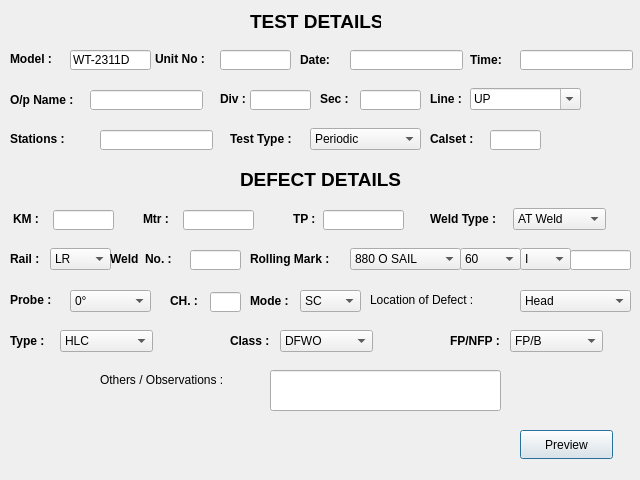
parashyd/WeldTester, file testdetails.ui: the form before one commit.
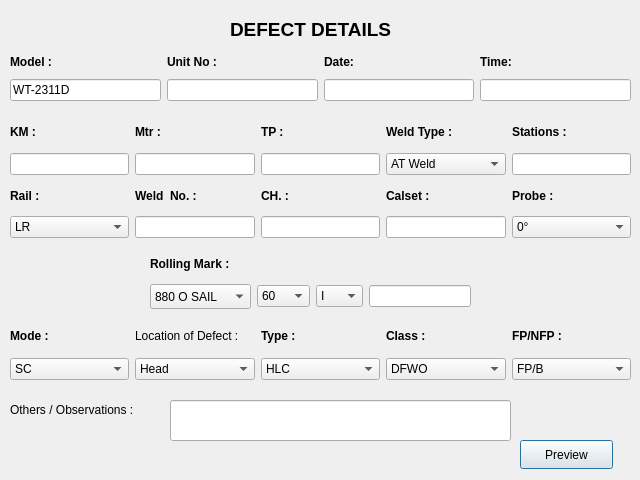
The form after the commit.

Diff of the .ui file:
```diff
--- a/testdetails.ui
+++ b/testdetails.ui
@@ -16,91 +16,11 @@
   <property name="acceptDrops">
    <bool>true</bool>
   </property>
-  <widget class="QLabel" name="label_OperatorName">
-   <property name="geometry">
-    <rect>
-     <x>10</x>
-     <y>90</y>
-     <width>81</width>
-     <height>20</height>
-    </rect>
-   </property>
-   <property name="font">
-    <font>
-     <bold>true</bold>
-    </font>
-   </property>
-   <property name="text">
-    <string>O/p Name :</string>
-   </property>
-  </widget>
-  <widget class="QLineEdit" name="lineEdit_OperatorName">
-   <property name="geometry">
-    <rect>
-     <x>90</x>
-     <y>90</y>
-     <width>113</width>
-     <height>20</height>
-    </rect>
-   </property>
-   <property name="cursor">
-    <cursorShape>IBeamCursor</cursorShape>
-   </property>
-   <property name="autoFillBackground">
-    <bool>true</bool>
-   </property>
-   <property name="text">
-    <string/>
-   </property>
-  </widget>
-  <widget class="QLabel" name="label_LocOfDefect">
-   <property name="geometry">
-    <rect>
-     <x>370</x>
-     <y>290</y>
-     <width>141</width>
-     <height>20</height>
-    </rect>
-   </property>
-   <property name="text">
-    <string>Location of Defect :</string>
-   </property>
-  </widget>
-  <widget class="QComboBox" name="comboBox_LocOfDefect">
-   <property name="geometry">
-    <rect>
-     <x>520</x>
-     <y>290</y>
-     <width>111</width>
-     <height>22</height>
-    </rect>
-   </property>
-   <item>
-    <property name="text">
-     <string>Head</string>
-    </property>
-   </item>
-   <item>
-    <property name="text">
-     <string>Web</string>
-    </property>
-   </item>
-   <item>
-    <property name="text">
-     <string>Flange</string>
-    </property>
-   </item>
-   <item>
-    <property name="text">
-     <string>Foot</string>
-    </property>
-   </item>
-  </widget>
   <widget class="QLabel" name="label_OthersObservations">
    <property name="geometry">
     <rect>
-     <x>100</x>
-     <y>370</y>
+     <x>10</x>
+     <y>400</y>
      <width>161</width>
      <height>20</height>
     </rect>
@@ -109,47 +29,11 @@
     <string>Others / Observations :</string>
    </property>
   </widget>
-  <widget class="QLabel" name="label_Date">
-   <property name="geometry">
-    <rect>
-     <x>300</x>
-     <y>50</y>
-     <width>41</width>
-     <height>20</height>
-    </rect>
-   </property>
-   <property name="font">
-    <font>
-     <bold>true</bold>
-    </font>
-   </property>
-   <property name="text">
-    <string>Date:</string>
-   </property>
-  </widget>
-  <widget class="QLabel" name="label_Probe">
-   <property name="geometry">
-    <rect>
-     <x>10</x>
-     <y>290</y>
-     <width>63</width>
-     <height>20</height>
-    </rect>
-   </property>
-   <property name="font">
-    <font>
-     <bold>true</bold>
-    </font>
-   </property>
-   <property name="text">
-    <string>Probe :</string>
-   </property>
-  </widget>
   <widget class="QPushButton" name="pushButton_Preview">
    <property name="geometry">
     <rect>
      <x>520</x>
-     <y>430</y>
+     <y>440</y>
      <width>93</width>
      <height>29</height>
     </rect>
@@ -158,101 +42,12 @@
     <string>Preview</string>
    </property>
   </widget>
-  <widget class="QComboBox" name="comboBox_Probe">
-   <property name="geometry">
-    <rect>
-     <x>70</x>
-     <y>290</y>
-     <width>81</width>
-     <height>22</height>
-    </rect>
-   </property>
-   <item>
-    <property name="text">
-     <string>0°</string>
-    </property>
-   </item>
-   <item>
-    <property name="text">
-     <string>17.5°</string>
-    </property>
-   </item>
-   <item>
-    <property name="text">
-     <string>37°</string>
-    </property>
-   </item>
-   <item>
-    <property name="text">
-     <string>45°</string>
-    </property>
-   </item>
-   <item>
-    <property name="text">
-     <string>70°</string>
-    </property>
-   </item>
-   <item>
-    <property name="text">
-     <string>2x70</string>
-    </property>
-   </item>
-   <item>
-    <property name="text">
-     <string>2x45</string>
-    </property>
-   </item>
-  </widget>
-  <widget class="QLabel" name="label_Time">
-   <property name="geometry">
-    <rect>
-     <x>470</x>
-     <y>50</y>
-     <width>41</width>
-     <height>20</height>
-    </rect>
-   </property>
-   <property name="font">
-    <font>
-     <bold>true</bold>
-    </font>
-   </property>
-   <property name="text">
-    <string>Time:</string>
-   </property>
-  </widget>
-  <widget class="QLineEdit" name="lineEdit_Date">
-   <property name="geometry">
-    <rect>
-     <x>350</x>
-     <y>50</y>
-     <width>113</width>
-     <height>20</height>
-    </rect>
-   </property>
-   <property name="text">
-    <string/>
-   </property>
-  </widget>
-  <widget class="QLineEdit" name="lineEdit_Time">
-   <property name="geometry">
-    <rect>
-     <x>520</x>
-     <y>50</y>
-     <width>113</width>
-     <height>20</height>
-    </rect>
-   </property>
-   <property name="text">
-    <string/>
-   </property>
-  </widget>
   <widget class="QLineEdit" name="lineEdit_OtherObservation">
    <property name="geometry">
     <rect>
-     <x>270</x>
-     <y>370</y>
-     <width>231</width>
+     <x>170</x>
+     <y>400</y>
+     <width>341</width>
      <height>41</height>
     </rect>
    </property>
@@ -263,12 +58,12 @@
     <string/>
    </property>
   </widget>
-  <widget class="QLabel" name="label_TESTDETAILS">
+  <widget class="QLabel" name="label_DefectDetails">
    <property name="geometry">
     <rect>
-     <x>250</x>
-     <y>12</y>
-     <width>131</width>
+     <x>230</x>
+     <y>20</y>
+     <width>161</width>
      <height>18</height>
     </rect>
    </property>
@@ -279,18 +74,40 @@
     </font>
    </property>
    <property name="text">
-    <string>TEST DETAILS</string>
+    <string>DEFECT DETAILS</string>
    </property>
   </widget>
+  <widget class="QWidget" name="gridLayoutWidget">
+   <property name="geometry">
+    <rect>
+     <x>10</x>
+     <y>50</y>
+     <width>621</width>
+     <height>51</height>
+    </rect>
+   </property>
+   <layout class="QGridLayout" name="gridLayout">
+    <item row="1" column="1">
+     <widget class="QLineEdit" name="lineEdit_UnitNo">
+      <property name="readOnly">
+       <bool>true</bool>
+      </property>
+     </widget>
+    </item>
+    <item row="0" column="0">
+     <widget class="QLabel" name="label_Model">
+      <property name="font">
+       <font>
+        <bold>true</bold>
+       </font>
+      </property>
+      <property name="text">
+       <string>Model :</string>
+      </property>
+     </widget>
+    </item>
+    <item row="0" column="1">
   <widget class="QLabel" name="label_UnitNO">
-   <property name="geometry">
-    <rect>
-     <x>155</x>
-     <y>50</y>
-     <width>66</width>
-     <height>18</height>
-    </rect>
-   </property>
    <property name="font">
     <font>
      <bold>true</bold>
@@ -300,28 +117,21 @@
     <string>Unit No :</string>
    </property>
   </widget>
-  <widget class="QLineEdit" name="lineEdit_UnitNo">
-   <property name="geometry">
-    <rect>
-     <x>220</x>
-     <y>50</y>
-     <width>71</width>
-     <height>20</height>
-    </rect>
-   </property>
-   <property name="readOnly">
-    <bool>true</bool>
-   </property>
-  </widget>
+    </item>
+    <item row="0" column="2">
+     <widget class="QLabel" name="label_Date">
+      <property name="font">
+       <font>
+        <bold>true</bold>
+       </font>
+      </property>
+      <property name="text">
+       <string>Date:</string>
+      </property>
+     </widget>
+    </item>
+    <item row="1" column="0">
   <widget class="QLineEdit" name="lineEdit_Model">
-   <property name="geometry">
-    <rect>
-     <x>70</x>
-     <y>50</y>
-     <width>81</width>
-     <height>20</height>
-    </rect>
-   </property>
    <property name="text">
     <string>WT-2311D</string>
    </property>
@@ -329,375 +139,72 @@
     <bool>true</bool>
    </property>
   </widget>
-  <widget class="QLabel" name="label_Model">
-   <property name="geometry">
-    <rect>
-     <x>10</x>
-     <y>50</y>
-     <width>55</width>
-     <height>18</height>
-    </rect>
-   </property>
-   <property name="font">
-    <font>
-     <bold>true</bold>
-    </font>
-   </property>
-   <property name="text">
-    <string>Model :</string>
-   </property>
-  </widget>
-  <widget class="QComboBox" name="comboBox_Line">
-   <property name="geometry">
-    <rect>
-     <x>470</x>
-     <y>88</y>
-     <width>111</width>
-     <height>22</height>
-    </rect>
-   </property>
-   <property name="editable">
-    <bool>true</bool>
-   </property>
-   <item>
-    <property name="text">
-     <string>UP</string>
-    </property>
-   </item>
-   <item>
+    </item>
+    <item row="1" column="2">
+     <widget class="QLineEdit" name="lineEdit_Date">
     <property name="text">
-     <string>DN</string>
-    </property>
-   </item>
-   <item>
-    <property name="text">
-     <string>SL</string>
-    </property>
-   </item>
-   <item>
-    <property name="text">
-     <string>UD</string>
-    </property>
-   </item>
-   <item>
-    <property name="text">
-     <string>ByPass UP</string>
-    </property>
-   </item>
-   <item>
-    <property name="text">
-     <string>ByPass DN</string>
-    </property>
-   </item>
-   <item>
-    <property name="text">
-     <string>ByPass SL</string>
-    </property>
-   </item>
-   <item>
-    <property name="text">
-     <string>L1</string>
-    </property>
-   </item>
-   <item>
-    <property name="text">
-     <string>L2</string>
-    </property>
-   </item>
-   <item>
-    <property name="text">
-     <string>L3</string>
-    </property>
-   </item>
-   <item>
-    <property name="text">
-     <string>L4</string>
-    </property>
-   </item>
-   <item>
-    <property name="text">
-     <string>L5</string>
-    </property>
-   </item>
-   <item>
-    <property name="text">
-     <string>L6</string>
-    </property>
-   </item>
-   <item>
-    <property name="text">
-     <string>L7</string>
-    </property>
-   </item>
-   <item>
-    <property name="text">
-     <string>L8</string>
-    </property>
-   </item>
-   <item>
-    <property name="text">
-     <string>UP L</string>
-    </property>
-   </item>
-   <item>
-    <property name="text">
-     <string>DN L</string>
-    </property>
-   </item>
-  </widget>
-  <widget class="QLineEdit" name="lineEdit_Div">
-   <property name="geometry">
-    <rect>
-     <x>250</x>
-     <y>90</y>
-     <width>61</width>
-     <height>20</height>
-    </rect>
-   </property>
-  </widget>
-  <widget class="QLabel" name="label_Div">
-   <property name="geometry">
-    <rect>
-     <x>220</x>
-     <y>90</y>
-     <width>41</width>
-     <height>18</height>
-    </rect>
-   </property>
+       <string/>
+      </property>
+     </widget>
+    </item>
+    <item row="0" column="3">
+     <widget class="QLabel" name="label_Time">
    <property name="font">
     <font>
      <bold>true</bold>
     </font>
    </property>
    <property name="text">
-    <string>Div :</string>
-   </property>
-  </widget>
-  <widget class="QLineEdit" name="lineEdit_Sec">
-   <property name="geometry">
-    <rect>
-     <x>360</x>
-     <y>90</y>
-     <width>61</width>
-     <height>20</height>
-    </rect>
-   </property>
-  </widget>
-  <widget class="QLabel" name="label_Sec">
-   <property name="geometry">
-    <rect>
-     <x>320</x>
-     <y>90</y>
-     <width>41</width>
-     <height>18</height>
-    </rect>
-   </property>
-   <property name="font">
-    <font>
-     <bold>true</bold>
-    </font>
-   </property>
+       <string>Time:</string>
+      </property>
+     </widget>
+    </item>
+    <item row="1" column="3">
+     <widget class="QLineEdit" name="lineEdit_Time">
    <property name="text">
-    <string>Sec :</string>
-   </property>
-  </widget>
-  <widget class="QLabel" name="label_Line">
-   <property name="geometry">
-    <rect>
-     <x>430</x>
-     <y>90</y>
-     <width>41</width>
-     <height>18</height>
-    </rect>
-   </property>
-   <property name="font">
-    <font>
-     <bold>true</bold>
-    </font>
-   </property>
-   <property name="text">
-    <string>Line :</string>
-   </property>
+       <string/>
+      </property>
+     </widget>
+    </item>
+   </layout>
   </widget>
-  <widget class="QLineEdit" name="lineEdit_Calset">
+  <widget class="QWidget" name="gridLayoutWidget_2">
    <property name="geometry">
     <rect>
-     <x>490</x>
-     <y>130</y>
-     <width>51</width>
-     <height>20</height>
-    </rect>
-   </property>
-   <property name="readOnly">
-    <bool>true</bool>
-   </property>
-  </widget>
-  <widget class="QLabel" name="label_TestType">
-   <property name="geometry">
-    <rect>
-     <x>230</x>
-     <y>130</y>
-     <width>75</width>
-     <height>18</height>
-    </rect>
-   </property>
-   <property name="font">
-    <font>
-     <bold>true</bold>
-    </font>
-   </property>
-   <property name="text">
-    <string>Test Type :</string>
-   </property>
-  </widget>
-  <widget class="QLabel" name="label_Stations">
-   <property name="geometry">
-    <rect>
      <x>10</x>
-     <y>130</y>
-     <width>71</width>
-     <height>18</height>
+     <y>117</y>
+     <width>621</width>
+     <height>121</height>
     </rect>
    </property>
-   <property name="font">
-    <font>
-     <bold>true</bold>
-    </font>
-   </property>
+   <layout class="QGridLayout" name="gridLayout_2">
+    <item row="2" column="2">
+     <widget class="QLineEdit" name="lineEdit_TP"/>
+    </item>
+    <item row="2" column="0">
+     <widget class="QLineEdit" name="lineEdit_Km">
    <property name="text">
-    <string>Stations :</string>
-   </property>
-  </widget>
-  <widget class="QLabel" name="label_Calset">
-   <property name="geometry">
-    <rect>
-     <x>430</x>
-     <y>130</y>
-     <width>61</width>
-     <height>18</height>
-    </rect>
-   </property>
-   <property name="font">
-    <font>
-     <bold>true</bold>
-    </font>
-   </property>
-   <property name="text">
-    <string>Calset :</string>
-   </property>
-  </widget>
-  <widget class="QComboBox" name="comboBox_TestType">
-   <property name="geometry">
-    <rect>
-     <x>310</x>
-     <y>128</y>
-     <width>111</width>
-     <height>22</height>
-    </rect>
-   </property>
-   <property name="accessibleName">
-    <string>&lt;html&gt;&lt;head/&gt;&lt;body&gt;&lt;p&gt;&lt;br/&gt;&lt;/p&gt;&lt;/body&gt;&lt;/html&gt;</string>
-   </property>
-   <property name="editable">
-    <bool>false</bool>
-   </property>
-   <item>
-    <property name="text">
-     <string>Periodic</string>
-    </property>
-   </item>
-   <item>
-    <property name="text">
-     <string>Initial</string>
-    </property>
-   </item>
-   <item>
-    <property name="text">
-     <string>1st Periodic</string>
-    </property>
-   </item>
-   <item>
-    <property name="text">
-     <string>General</string>
-    </property>
-   </item>
-  </widget>
-  <widget class="QLineEdit" name="lineEdit_Stations">
-   <property name="geometry">
-    <rect>
-     <x>100</x>
-     <y>130</y>
-     <width>113</width>
-     <height>20</height>
-    </rect>
-   </property>
-  </widget>
-  <widget class="QLabel" name="label_DefectDetails">
-   <property name="geometry">
-    <rect>
-     <x>240</x>
-     <y>170</y>
-     <width>161</width>
-     <height>18</height>
-    </rect>
-   </property>
+       <string/>
+      </property>
+     </widget>
+    </item>
+    <item row="2" column="1">
+     <widget class="QLineEdit" name="lineEdit_Mtr"/>
+    </item>
+    <item row="0" column="3">
+     <widget class="QLabel" name="label_WeldType">
    <property name="font">
     <font>
-     <pointsize>14</pointsize>
      <bold>true</bold>
     </font>
    </property>
    <property name="text">
-    <string>DEFECT DETAILS</string>
-   </property>
-  </widget>
-  <widget class="QLabel" name="label_TP">
-   <property name="geometry">
-    <rect>
-     <x>293</x>
-     <y>210</y>
-     <width>31</width>
-     <height>18</height>
-    </rect>
-   </property>
-   <property name="font">
-    <font>
-     <bold>true</bold>
-    </font>
-   </property>
-   <property name="text">
-    <string>TP :</string>
-   </property>
-  </widget>
-  <widget class="QLineEdit" name="lineEdit_Mtr">
-   <property name="geometry">
-    <rect>
-     <x>183</x>
-     <y>210</y>
-     <width>71</width>
-     <height>20</height>
-    </rect>
-   </property>
-  </widget>
-  <widget class="QLineEdit" name="lineEdit_TP">
-   <property name="geometry">
-    <rect>
-     <x>323</x>
-     <y>210</y>
-     <width>81</width>
-     <height>20</height>
-    </rect>
-   </property>
-  </widget>
+       <string>Weld Type :</string>
+      </property>
+     </widget>
+    </item>
+    <item row="0" column="0">
   <widget class="QLabel" name="label_KM">
-   <property name="geometry">
-    <rect>
-     <x>13</x>
-     <y>210</y>
-     <width>41</width>
-     <height>18</height>
-    </rect>
-   </property>
    <property name="font">
     <font>
      <bold>true</bold>
@@ -707,28 +214,24 @@
     <string>KM :</string>
    </property>
   </widget>
-  <widget class="QLineEdit" name="lineEdit_Km">
-   <property name="geometry">
-    <rect>
-     <x>53</x>
-     <y>210</y>
-     <width>61</width>
-     <height>20</height>
-    </rect>
+    </item>
+    <item row="2" column="4">
+     <widget class="QLineEdit" name="lineEdit_Stations"/>
+    </item>
+    <item row="0" column="2">
+     <widget class="QLabel" name="label_TP">
+      <property name="font">
+       <font>
+        <bold>true</bold>
+       </font>
    </property>
    <property name="text">
-    <string/>
-   </property>
-  </widget>
+       <string>TP :</string>
+      </property>
+     </widget>
+    </item>
+    <item row="0" column="1">
   <widget class="QLabel" name="label_Mtr">
-   <property name="geometry">
-    <rect>
-     <x>143</x>
-     <y>210</y>
-     <width>41</width>
-     <height>18</height>
-    </rect>
-   </property>
    <property name="font">
     <font>
      <bold>true</bold>
@@ -738,14 +241,14 @@
     <string>Mtr :</string>
    </property>
   </widget>
+    </item>
+    <item row="2" column="3">
   <widget class="QComboBox" name="comboBox_WeldType">
-   <property name="geometry">
-    <rect>
-     <x>513</x>
-     <y>208</y>
-     <width>93</width>
-     <height>22</height>
-    </rect>
+      <property name="minimumSize">
+       <size>
+        <width>100</width>
+        <height>0</height>
+       </size>
    </property>
    <item>
     <property name="text">
@@ -773,32 +276,168 @@
     </property>
    </item>
   </widget>
-  <widget class="QLabel" name="label_WeldType">
+    </item>
+    <item row="0" column="4">
+     <widget class="QLabel" name="label_Stations">
+      <property name="font">
+       <font>
+        <bold>true</bold>
+       </font>
+      </property>
+      <property name="text">
+       <string>Stations :</string>
+      </property>
+     </widget>
+    </item>
+    <item row="3" column="0">
+     <widget class="QLabel" name="label_Rail">
+      <property name="font">
+       <font>
+        <bold>true</bold>
+       </font>
+      </property>
+      <property name="text">
+       <string>Rail :</string>
+      </property>
+     </widget>
+    </item>
+    <item row="4" column="0">
+     <widget class="QComboBox" name="comboBox_Rail">
+      <item>
+       <property name="text">
+        <string>LR</string>
+       </property>
+      </item>
+      <item>
+       <property name="text">
+        <string>RR</string>
+       </property>
+      </item>
+     </widget>
+    </item>
+    <item row="3" column="1">
+     <widget class="QLabel" name="label_Weldno">
+      <property name="font">
+       <font>
+        <bold>true</bold>
+       </font>
+      </property>
+      <property name="text">
+       <string>Weld  No. :</string>
+      </property>
+     </widget>
+    </item>
+    <item row="4" column="1">
+     <widget class="QLineEdit" name="lineEdit_Weldno"/>
+    </item>
+    <item row="3" column="2">
+     <widget class="QLabel" name="label_CH">
+      <property name="font">
+       <font>
+        <bold>true</bold>
+       </font>
+      </property>
+      <property name="text">
+       <string>CH. :</string>
+      </property>
+     </widget>
+    </item>
+    <item row="4" column="2">
+     <widget class="QLineEdit" name="lineEdit_CH">
+      <property name="readOnly">
+       <bool>true</bool>
+      </property>
+     </widget>
+    </item>
+    <item row="3" column="3">
+     <widget class="QLabel" name="label_Calset">
+      <property name="font">
+       <font>
+        <bold>true</bold>
+       </font>
+      </property>
+      <property name="text">
+       <string>Calset :</string>
+      </property>
+     </widget>
+    </item>
+    <item row="4" column="3">
+     <widget class="QLineEdit" name="lineEdit_Calset">
+      <property name="readOnly">
+       <bool>true</bool>
+      </property>
+     </widget>
+    </item>
+    <item row="3" column="4">
+     <widget class="QLabel" name="label_Probe">
+      <property name="font">
+       <font>
+        <bold>true</bold>
+       </font>
+      </property>
+      <property name="text">
+       <string>Probe :</string>
+      </property>
+     </widget>
+    </item>
+    <item row="4" column="4">
+     <widget class="QComboBox" name="comboBox_Probe">
+      <item>
+       <property name="text">
+        <string>0°</string>
+       </property>
+      </item>
+      <item>
+       <property name="text">
+        <string>17.5°</string>
+       </property>
+      </item>
+      <item>
+       <property name="text">
+        <string>37°</string>
+       </property>
+      </item>
+      <item>
+       <property name="text">
+        <string>45°</string>
+       </property>
+      </item>
+      <item>
+       <property name="text">
+        <string>70°</string>
+       </property>
+      </item>
+      <item>
+       <property name="text">
+        <string>2x70</string>
+       </property>
+      </item>
+      <item>
+       <property name="text">
+        <string>2x45</string>
+       </property>
+      </item>
+     </widget>
+    </item>
+   </layout>
+  </widget>
+  <widget class="QWidget" name="gridLayoutWidget_3">
    <property name="geometry">
     <rect>
-     <x>430</x>
-     <y>210</y>
-     <width>81</width>
-     <height>18</height>
+     <x>150</x>
+     <y>250</y>
+     <width>321</width>
+     <height>59</height>
     </rect>
    </property>
-   <property name="font">
-    <font>
-     <bold>true</bold>
-    </font>
-   </property>
-   <property name="text">
-    <string>Weld Type :</string>
-   </property>
-  </widget>
+   <layout class="QGridLayout" name="gridLayout_3">
+    <item row="1" column="0">
   <widget class="QComboBox" name="comboBox_Rollmark1">
-   <property name="geometry">
-    <rect>
-     <x>350</x>
-     <y>248</y>
-     <width>111</width>
-     <height>22</height>
-    </rect>
+      <property name="minimumSize">
+       <size>
+        <width>0</width>
+        <height>25</height>
+       </size>
    </property>
    <item>
     <property name="text">
@@ -831,63 +470,9 @@
     </property>
    </item>
   </widget>
-  <widget class="QComboBox" name="comboBox_Rail">
-   <property name="geometry">
-    <rect>
-     <x>50</x>
-     <y>248</y>
-     <width>61</width>
-     <height>22</height>
-    </rect>
-   </property>
-   <item>
-    <property name="text">
-     <string>LR</string>
-    </property>
-   </item>
-   <item>
-    <property name="text">
-     <string>RR</string>
-    </property>
-   </item>
-  </widget>
-  <widget class="QLineEdit" name="lineEdit_Weldno">
-   <property name="geometry">
-    <rect>
-     <x>190</x>
-     <y>250</y>
-     <width>51</width>
-     <height>20</height>
-    </rect>
-   </property>
-  </widget>
-  <widget class="QLabel" name="label_Rollingmark">
-   <property name="geometry">
-    <rect>
-     <x>250</x>
-     <y>250</y>
-     <width>101</width>
-     <height>18</height>
-    </rect>
-   </property>
-   <property name="font">
-    <font>
-     <bold>true</bold>
-    </font>
-   </property>
-   <property name="text">
-    <string>Rolling Mark :</string>
-   </property>
-  </widget>
+    </item>
+    <item row="1" column="2">
   <widget class="QComboBox" name="comboBox_Month">
-   <property name="geometry">
-    <rect>
-     <x>520</x>
-     <y>248</y>
-     <width>51</width>
-     <height>22</height>
-    </rect>
-   </property>
    <item>
     <property name="text">
      <string>I</string>
@@ -949,14 +534,14 @@
     </property>
    </item>
   </widget>
-  <widget class="QLabel" name="label_Weldno">
-   <property name="geometry">
-    <rect>
-     <x>110</x>
-     <y>250</y>
-     <width>81</width>
-     <height>18</height>
-    </rect>
+    </item>
+    <item row="0" column="0">
+     <widget class="QLabel" name="label_Rollingmark">
+      <property name="minimumSize">
+       <size>
+        <width>0</width>
+        <height>25</height>
+       </size>
    </property>
    <property name="font">
     <font>
@@ -964,18 +549,12 @@
     </font>
    </property>
    <property name="text">
-    <string>Weld  No. :</string>
-   </property>
-  </widget>
+       <string>Rolling Mark :</string>
+      </property>
+     </widget>
+    </item>
+    <item row="1" column="1">
   <widget class="QComboBox" name="comboBox_kg">
-   <property name="geometry">
-    <rect>
-     <x>460</x>
-     <y>248</y>
-     <width>61</width>
-     <height>22</height>
-    </rect>
-   </property>
    <item>
     <property name="text">
      <string>60</string>
@@ -997,51 +576,24 @@
     </property>
    </item>
   </widget>
-  <widget class="QLabel" name="label_Rail">
+    </item>
+    <item row="1" column="3">
+     <widget class="QLineEdit" name="lineEdit_Rollmarkyear"/>
+    </item>
+   </layout>
+  </widget>
+  <widget class="QWidget" name="gridLayoutWidget_4">
    <property name="geometry">
     <rect>
      <x>10</x>
-     <y>250</y>
-     <width>41</width>
-     <height>18</height>
+     <y>319</y>
+     <width>621</width>
+     <height>61</height>
     </rect>
    </property>
-   <property name="font">
-    <font>
-     <bold>true</bold>
-    </font>
-   </property>
-   <property name="text">
-    <string>Rail :</string>
-   </property>
-  </widget>
-  <widget class="QLabel" name="label_CH">
-   <property name="geometry">
-    <rect>
-     <x>170</x>
-     <y>292</y>
-     <width>31</width>
-     <height>18</height>
-    </rect>
-   </property>
-   <property name="font">
-    <font>
-     <bold>true</bold>
-    </font>
-   </property>
-   <property name="text">
-    <string>CH. :</string>
-   </property>
-  </widget>
+   <layout class="QGridLayout" name="gridLayout_4">
+    <item row="0" column="0">
   <widget class="QLabel" name="label_Mode">
-   <property name="geometry">
-    <rect>
-     <x>250</x>
-     <y>292</y>
-     <width>51</width>
-     <height>18</height>
-    </rect>
-   </property>
    <property name="font">
     <font>
      <bold>true</bold>
@@ -1051,48 +603,28 @@
     <string>Mode :</string>
    </property>
   </widget>
-  <widget class="QLineEdit" name="lineEdit_CH">
-   <property name="geometry">
-    <rect>
-     <x>210</x>
-     <y>292</y>
-     <width>31</width>
-     <height>20</height>
-    </rect>
-   </property>
-   <property name="readOnly">
-    <bool>true</bool>
-   </property>
-  </widget>
-  <widget class="QComboBox" name="comboBox_Mode">
-   <property name="geometry">
-    <rect>
-     <x>300</x>
-     <y>290</y>
-     <width>61</width>
-     <height>22</height>
-    </rect>
-   </property>
+    </item>
+    <item row="1" column="2">
+     <widget class="QComboBox" name="comboBox_Type">
+      <item>
+       <property name="text">
+        <string>HLC</string>
+       </property>
+      </item>
    <item>
     <property name="text">
-     <string>SC</string>
+        <string>VTC</string>
     </property>
    </item>
    <item>
     <property name="text">
-     <string>DC</string>
+        <string>VLC</string>
     </property>
    </item>
   </widget>
+    </item>
+    <item row="1" column="3">
   <widget class="QComboBox" name="comboBox_Class">
-   <property name="geometry">
-    <rect>
-     <x>280</x>
-     <y>330</y>
-     <width>93</width>
-     <height>22</height>
-    </rect>
-   </property>
    <item>
     <property name="text">
      <string>DFWO</string>
@@ -1134,15 +666,9 @@
     </property>
    </item>
   </widget>
+    </item>
+    <item row="0" column="3">
   <widget class="QLabel" name="label_Class">
-   <property name="geometry">
-    <rect>
-     <x>230</x>
-     <y>332</y>
-     <width>66</width>
-     <height>18</height>
-    </rect>
-   </property>
    <property name="font">
     <font>
      <bold>true</bold>
@@ -1152,58 +678,9 @@
     <string>Class :</string>
    </property>
   </widget>
-  <widget class="QComboBox" name="comboBox_Type">
-   <property name="geometry">
-    <rect>
-     <x>60</x>
-     <y>330</y>
-     <width>93</width>
-     <height>22</height>
-    </rect>
-   </property>
-   <item>
-    <property name="text">
-     <string>HLC</string>
-    </property>
-   </item>
-   <item>
-    <property name="text">
-     <string>VTC</string>
-    </property>
-   </item>
-   <item>
-    <property name="text">
-     <string>VLC</string>
-    </property>
-   </item>
-  </widget>
-  <widget class="QLabel" name="label_FP">
-   <property name="geometry">
-    <rect>
-     <x>450</x>
-     <y>332</y>
-     <width>66</width>
-     <height>18</height>
-    </rect>
-   </property>
-   <property name="font">
-    <font>
-     <bold>true</bold>
-    </font>
-   </property>
-   <property name="text">
-    <string>FP/NFP :</string>
-   </property>
-  </widget>
+    </item>
+    <item row="0" column="2">
   <widget class="QLabel" name="label_Type">
-   <property name="geometry">
-    <rect>
-     <x>10</x>
-     <y>332</y>
-     <width>41</width>
-     <height>18</height>
-    </rect>
-   </property>
    <property name="font">
     <font>
      <bold>true</bold>
@@ -1213,15 +690,66 @@
     <string>Type :</string>
    </property>
   </widget>
+    </item>
+    <item row="0" column="1">
+     <widget class="QLabel" name="label_LocOfDefect">
+      <property name="text">
+       <string>Location of Defect :</string>
+      </property>
+     </widget>
+    </item>
+    <item row="1" column="0">
+     <widget class="QComboBox" name="comboBox_Mode">
+      <item>
+       <property name="text">
+        <string>SC</string>
+       </property>
+      </item>
+      <item>
+       <property name="text">
+        <string>DC</string>
+       </property>
+      </item>
+     </widget>
+    </item>
+    <item row="1" column="1">
+     <widget class="QComboBox" name="comboBox_LocOfDefect">
+      <item>
+       <property name="text">
+        <string>Head</string>
+       </property>
+      </item>
+      <item>
+       <property name="text">
+        <string>Web</string>
+       </property>
+      </item>
+      <item>
+       <property name="text">
+        <string>Flange</string>
+       </property>
+      </item>
+      <item>
+       <property name="text">
+        <string>Foot</string>
+       </property>
+      </item>
+     </widget>
+    </item>
+    <item row="0" column="4">
+     <widget class="QLabel" name="label_FP">
+      <property name="font">
+       <font>
+        <bold>true</bold>
+       </font>
+      </property>
+      <property name="text">
+       <string>FP/NFP :</string>
+      </property>
+     </widget>
+    </item>
+    <item row="1" column="4">
   <widget class="QComboBox" name="comboBox_FP">
-   <property name="geometry">
-    <rect>
-     <x>510</x>
-     <y>330</y>
-     <width>93</width>
-     <height>22</height>
-    </rect>
-   </property>
    <item>
     <property name="text">
      <string>FP/B</string>
@@ -1238,15 +766,8 @@
     </property>
    </item>
   </widget>
-  <widget class="QLineEdit" name="lineEdit_Rollmarkyear">
-   <property name="geometry">
-    <rect>
-     <x>570</x>
-     <y>250</y>
-     <width>61</width>
-     <height>20</height>
-    </rect>
-   </property>
+    </item>
+   </layout>
   </widget>
  </widget>
  <resources/>
```
Lines whose indentation alone changed are shown as unchanged.
